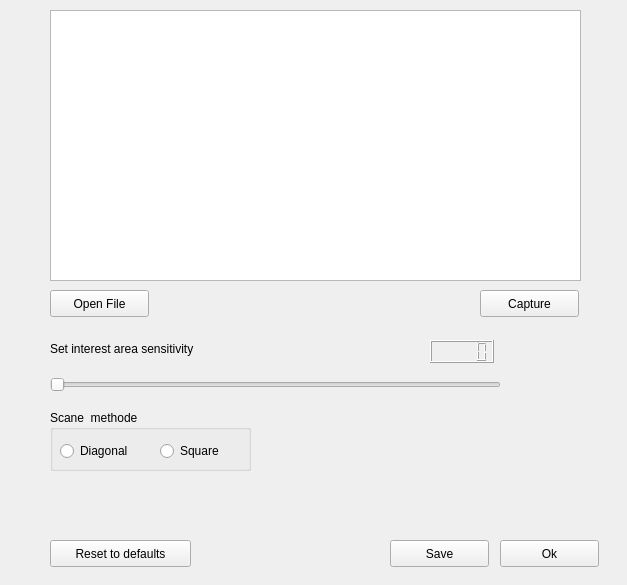
Old version of the form src/ui/FireFlameReco.ui in the repository oras/DVision.
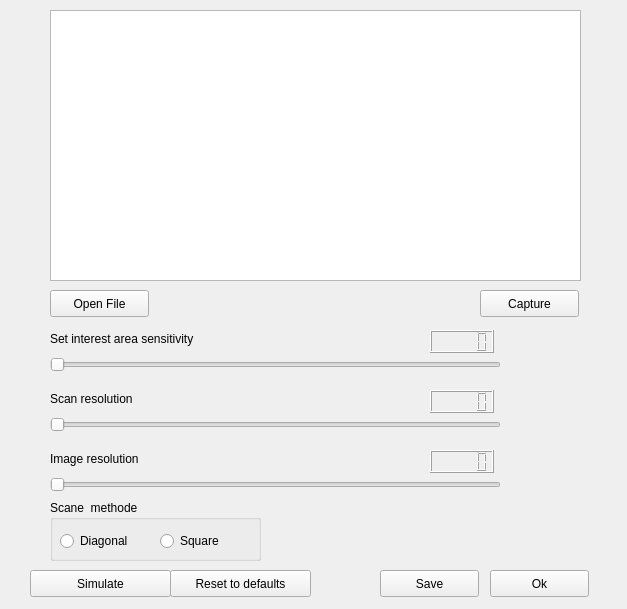
New version of the form.

```diff
--- a/src/ui/FireFlameReco.ui
+++ b/src/ui/FireFlameReco.ui
@@ -7,7 +7,7 @@
     <x>0</x>
     <y>0</y>
     <width>627</width>
-    <height>585</height>
+    <height>609</height>
    </rect>
   </property>
   <property name="windowTitle">
@@ -17,7 +17,7 @@
    <property name="geometry">
     <rect>
      <x>430</x>
-     <y>340</y>
+     <y>330</y>
      <width>64</width>
      <height>23</height>
     </rect>
@@ -37,7 +37,7 @@
    <property name="geometry">
     <rect>
      <x>50</x>
-     <y>370</y>
+     <y>350</y>
      <width>451</width>
      <height>29</height>
     </rect>
@@ -76,7 +76,7 @@
    <property name="geometry">
     <rect>
      <x>50</x>
-     <y>340</y>
+     <y>330</y>
      <width>191</width>
      <height>17</height>
     </rect>
@@ -89,8 +89,8 @@
    <property name="geometry">
     <rect>
      <x>50</x>
-     <y>410</y>
-     <width>201</width>
+     <y>500</y>
+     <width>211</width>
      <height>61</height>
     </rect>
    </property>
@@ -115,7 +115,7 @@
      <rect>
       <x>110</x>
       <y>30</y>
-      <width>91</width>
+      <width>81</width>
       <height>22</height>
      </rect>
     </property>
@@ -127,8 +127,8 @@
   <widget class="QPushButton" name="pushButton_3">
    <property name="geometry">
     <rect>
-     <x>390</x>
-     <y>540</y>
+     <x>380</x>
+     <y>570</y>
      <width>99</width>
      <height>27</height>
     </rect>
@@ -140,21 +140,21 @@
   <widget class="QPushButton" name="pushButton_4">
    <property name="geometry">
     <rect>
-     <x>50</x>
-     <y>540</y>
+     <x>30</x>
+     <y>570</y>
      <width>141</width>
      <height>27</height>
     </rect>
    </property>
    <property name="text">
-    <string>Reset to defaults</string>
+    <string>Simulate</string>
    </property>
   </widget>
   <widget class="QPushButton" name="pushButton_5">
    <property name="geometry">
     <rect>
-     <x>500</x>
-     <y>540</y>
+     <x>490</x>
+     <y>570</y>
      <width>99</width>
      <height>27</height>
     </rect>
@@ -163,6 +163,91 @@
     <string>Ok</string>
    </property>
   </widget>
+  <widget class="QPushButton" name="pushButton_6">
+   <property name="geometry">
+    <rect>
+     <x>170</x>
+     <y>570</y>
+     <width>141</width>
+     <height>27</height>
+    </rect>
+   </property>
+   <property name="text">
+    <string>Reset to defaults</string>
+   </property>
+  </widget>
+  <widget class="QSlider" name="horizontalSlider_2">
+   <property name="geometry">
+    <rect>
+     <x>50</x>
+     <y>410</y>
+     <width>451</width>
+     <height>29</height>
+    </rect>
+   </property>
+   <property name="orientation">
+    <enum>Qt::Horizontal</enum>
+   </property>
+  </widget>
+  <widget class="QLabel" name="label_2">
+   <property name="geometry">
+    <rect>
+     <x>50</x>
+     <y>390</y>
+     <width>191</width>
+     <height>17</height>
+    </rect>
+   </property>
+   <property name="text">
+    <string>Scan resolution</string>
+   </property>
+  </widget>
+  <widget class="QLabel" name="label_3">
+   <property name="geometry">
+    <rect>
+     <x>50</x>
+     <y>450</y>
+     <width>191</width>
+     <height>17</height>
+    </rect>
+   </property>
+   <property name="text">
+    <string>Image resolution</string>
+   </property>
+  </widget>
+  <widget class="QSlider" name="horizontalSlider_3">
+   <property name="geometry">
+    <rect>
+     <x>50</x>
+     <y>470</y>
+     <width>451</width>
+     <height>29</height>
+    </rect>
+   </property>
+   <property name="orientation">
+    <enum>Qt::Horizontal</enum>
+   </property>
+  </widget>
+  <widget class="QLCDNumber" name="lcdNumber_2">
+   <property name="geometry">
+    <rect>
+     <x>430</x>
+     <y>390</y>
+     <width>64</width>
+     <height>23</height>
+    </rect>
+   </property>
+  </widget>
+  <widget class="QLCDNumber" name="lcdNumber_3">
+   <property name="geometry">
+    <rect>
+     <x>430</x>
+     <y>450</y>
+     <width>64</width>
+     <height>23</height>
+    </rect>
+   </property>
+  </widget>
  </widget>
  <resources/>
  <connections/>
```
